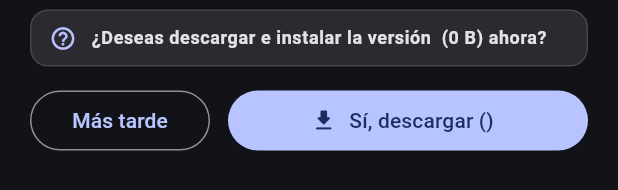
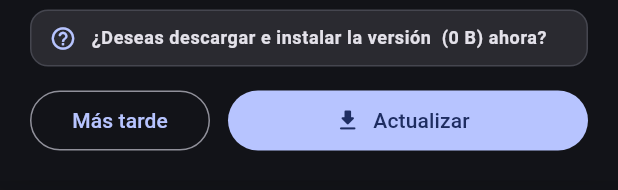
Before and after one commit to NetOpsSolutions/Berea_Interlineal, a Flutter app: the UpdateModalSheet widget shown alone on an empty page, opened directly with empty values, on a phone screen of 412 x 824 dp. Shown: the part 280-470 px from the top of the screen. Run offline on Flutter 3.47's test engine with Material 3 defaults, Android fonts, the phone set to English and light mode, and no system bars; our stand-ins replace shared_preferences, sqflite; accounts and stored records are empty.

Commit message:
fix(ui): sanitize update dialog release notes and standardize button to 'Actualizar'

```diff
--- a/lib/core/update/update_dialog.dart
+++ b/lib/core/update/update_dialog.dart
@@ -694,7 +694,7 @@ class _UpdateModalSheetState extends State<UpdateModalSheet> {
                   child: FilledButton.icon(
                     onPressed: _startDownload,
                     icon: const Icon(Icons.download_rounded),
-                    label: Text('Sí, descargar (${widget.release.apkAbi})'),
+                    label: const Text('Actualizar'),
                   ),
                 ),
               ],
@@ -798,6 +798,18 @@ class _ReleaseNotesFormattedView extends StatelessWidget {
 
     for (final rawLine in lines) {
       final line = rawLine.trimRight();
+      final trimmed = line.trim();
+
+      // Omitir tablas tecnicas de distribucion y bloques de checksums para el usuario
+      if (trimmed.contains('¿Qué paquete descargar?') ||
+          trimmed.contains('Verificación de Integridad') ||
+          trimmed.contains('SHA-256 Checksums') ||
+          trimmed.startsWith('| Archivo') ||
+          trimmed.startsWith('|---|') ||
+          trimmed.startsWith('| `')) {
+        break;
+      }
+
       if (line.isEmpty) {
         widgets.add(const SizedBox(height: 6));
         continue;
```
